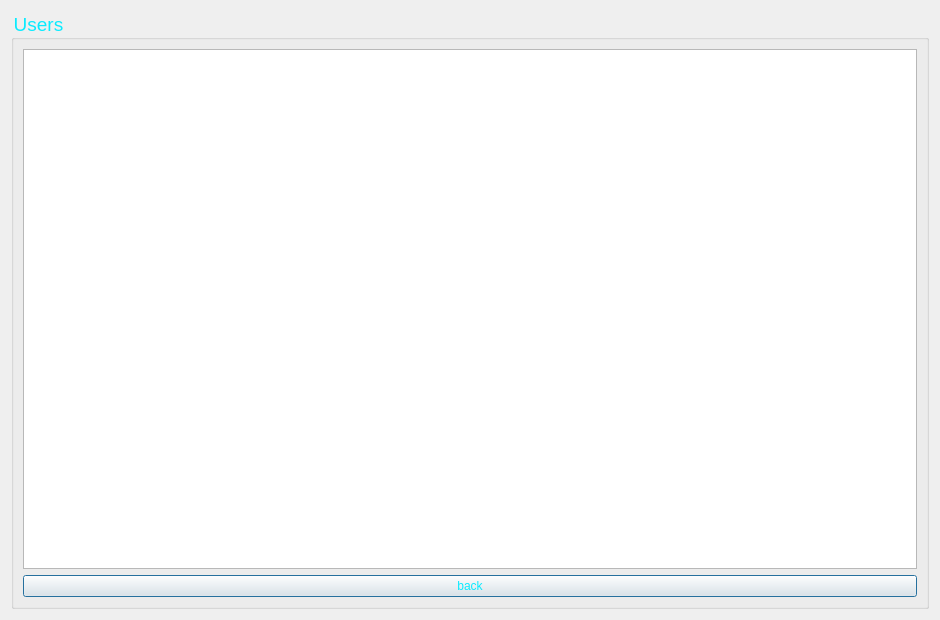
First picture: the form in massenger/getuserlist_dialog.ui, repository MahanBeidokhti/AP-Messenger, before the edit.
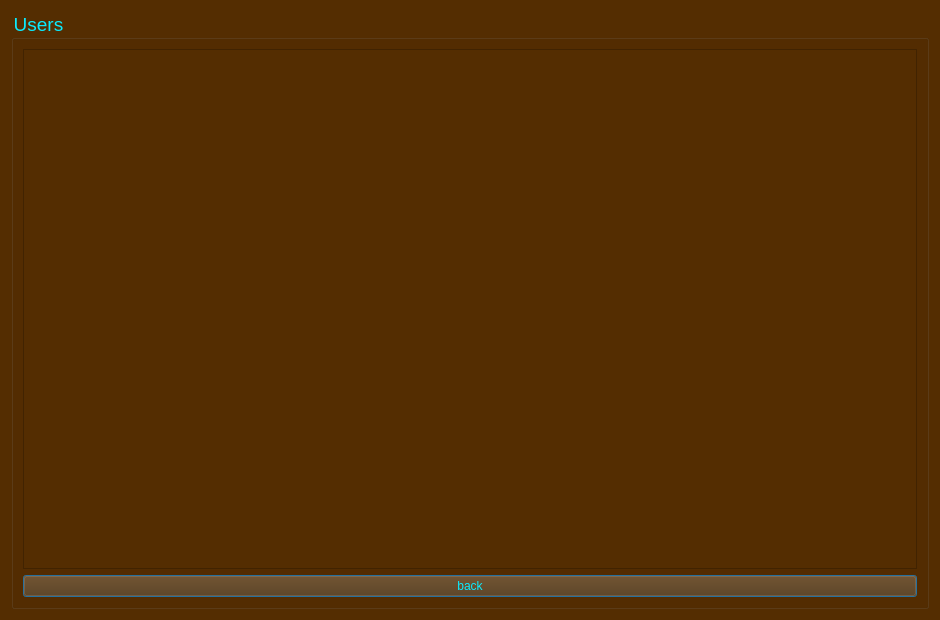
Second picture: the form after the edit.

What changed in the file:
```diff
--- a/massenger/getuserlist_dialog.ui
+++ b/massenger/getuserlist_dialog.ui
@@ -14,7 +14,7 @@
    <string>Dialog</string>
   </property>
   <property name="styleSheet">
-   <string notr="true"/>
+   <string notr="true">background-color: rgb(84, 45, 1);</string>
   </property>
   <layout class="QVBoxLayout" name="verticalLayout_2">
    <item>
@@ -33,7 +33,11 @@
      </property>
      <layout class="QVBoxLayout" name="verticalLayout">
       <item>
-       <widget class="QTextEdit" name="user_list_textEdit"/>
+       <widget class="QTextEdit" name="user_list_textEdit">
+        <property name="styleSheet">
+         <string notr="true">font: 12pt &quot;Segoe UI&quot;;</string>
+        </property>
+       </widget>
       </item>
       <item>
        <widget class="QPushButton" name="user_pushButton">
```
